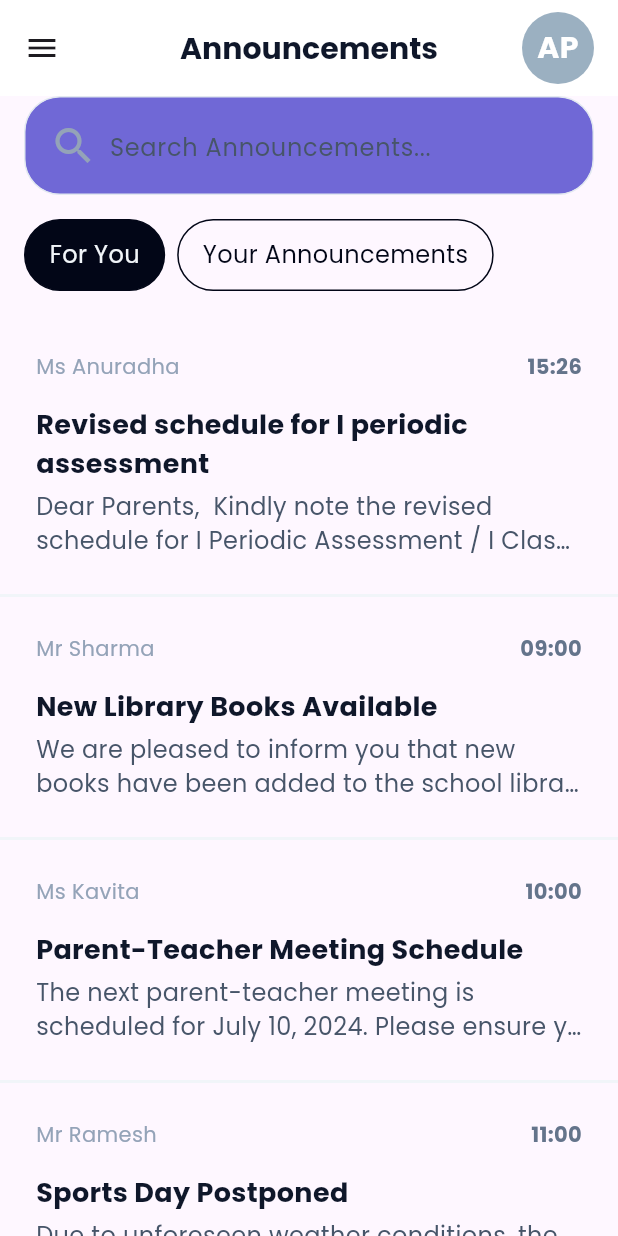
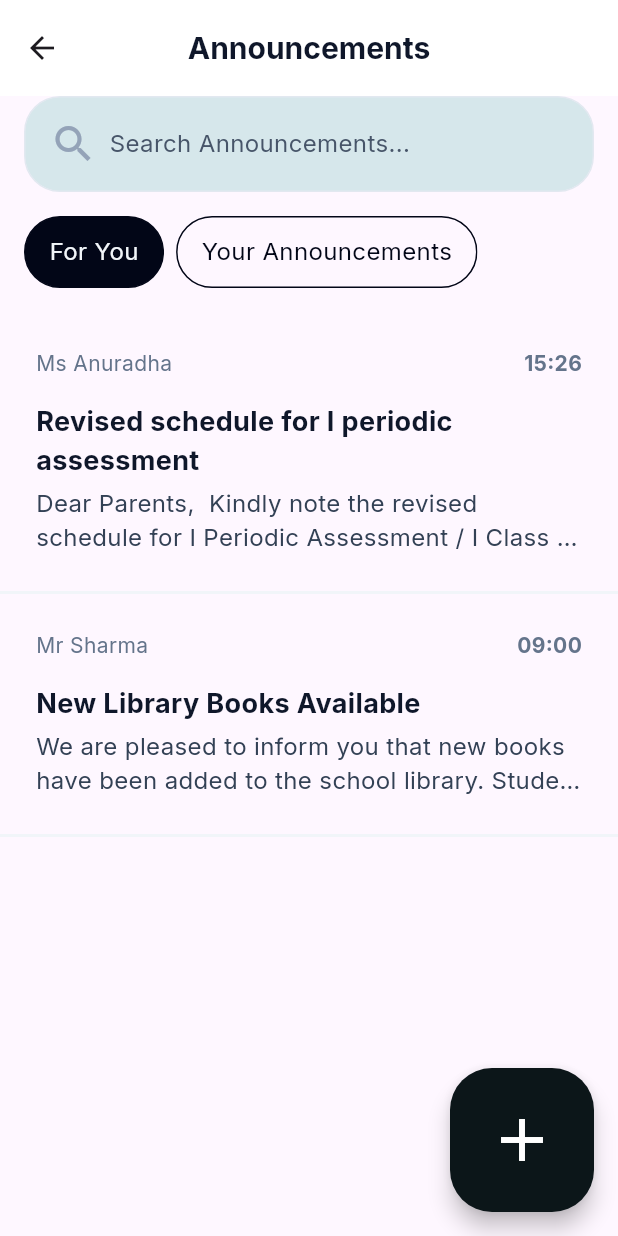
Before and after one commit to Aadv1k/Project_CampusPilot, a Flutter app: the AnnouncementListView screen opened directly, on a phone screen of 412 x 824 dp. Run offline on Flutter 3.47's test engine with Material 3 defaults, Android fonts, the phone set to English and light mode, and no system bars; our stand-ins replace flutter_otp_text_field, flutter_secure_storage, google_fonts, jwt_decoder, mask_text_input_formatter; accounts and stored records are empty.

Commit message:
Improve much of the UI

```diff
--- a/app/lib/components/announcement_card.dart
+++ b/app/lib/components/announcement_card.dart
@@ -60,7 +60,7 @@
                   children: [
                     Text(authorName,
                         style: const TextStyle(
-                            fontSize: FontSize.sm, color: Palette.slate400)),
+                            fontSize: FontSize.sm, color: Palette.slate500)),
                     Text(extractHourAndMinute(postedAt),
                         style: const TextStyle(
                             fontSize: FontSize.sm,
@@ -85,7 +85,7 @@
                         maxLines: 2,
                         overflow: TextOverflow.ellipsis,
                         style: const TextStyle(
-                            color: Palette.slate600, fontSize: FontSize.base))
+                            color: Palette.slate700, fontSize: FontSize.base))
                   ],
                 )
               ],
--- a/app/lib/models/user_model.dart
+++ b/app/lib/models/user_model.dart
@@ -1,5 +1,3 @@
-import 'package:app/common/phone_number.dart';
-
 class UserModel {
   final String userId;
   final String fullName;
@@ -12,8 +10,7 @@
 }
 
 class UserLoginDetails {
-  CountryCode phoneCountryCode;
   String phoneNumber;
 
-  UserLoginDetails(this.phoneCountryCode, this.phoneNumber);
+  UserLoginDetails(this.phoneNumber);
 }
--- a/app/lib/utils/colors.dart
+++ b/app/lib/utils/colors.dart
@@ -36,15 +36,19 @@
 
   static const Color lightBlue = Color(0xFFB1AFFF);
 
-  static const Color primary = Color(0xFF121315);
-  static const Color secondary = Color(0xFF7068d6);
+  static const Color primary = Color(0xFF0C1619);
+  static const Color secondary = Palette.slate100;
+
+  static const Color backgroundColor = Color(0xFFF6F5F8);
+
 
   static const Color accentLight = Color(0xFFe2e1f7);
 
   static const Color danger = Color(0xFFef4444);
   static const Color bgDanger = Color(0xFFfca5a5);
 
-  static const Color bgSecondary = Color(0xFFE2E8F0);
+  static const Color bgSecondary = Color(0xFFD6E7EB);
+
   static const Color divider = Color(0xFFe5e7eb);
 
 
--- a/app/lib/views/announcement_list_view.dart
+++ b/app/lib/views/announcement_list_view.dart
@@ -1,20 +1,57 @@
+import 'package:app/views/announcement_create_view.dart';
+import 'package:flutter/material.dart';
 import 'package:app/components/announcement_card.dart';
 import 'package:app/components/button.dart';
 import 'package:app/models/announcement.dart';
 import 'package:app/utils/colors.dart';
 import 'package:app/utils/sizes.dart';
-import 'package:flutter/material.dart';
 
 class AnnouncementListView extends StatefulWidget {
-  const AnnouncementListView({
-    super.key,
-  });
+  const AnnouncementListView({super.key});
 
   @override
   State<AnnouncementListView> createState() => _AnnouncementListViewState();
 }
 
-List<Announcement> mockAnnouncementData = [
+class _AnnouncementListViewState extends State<AnnouncementListView> {
+  bool searchActive = false;
+  bool isForYou = true;
+  bool isLoading = false;
+  bool forYouLoaded = false;
+  bool yourAnnouncementsLoaded = false;
+
+  List<Announcement> forYouAnnouncements = [];
+  List<Announcement> yourAnnouncements = [];
+
+  @override
+  void initState() {
+    super.initState();
+    _loadAnnouncements(isForYou);
+  }
+
+  void _toggleSearchActive(bool to) {
+    setState(() {
+      searchActive = to;
+    });
+  }
+
+  void _toggleTab(bool forYou) {
+    setState(() {
+      isForYou = forYou;
+      if ((forYou && !forYouLoaded) || (!forYou && !yourAnnouncementsLoaded)) {
+        isLoading = true;
+        _loadAnnouncements(forYou);
+      }
+    });
+  }
+
+  void _loadAnnouncements(bool forYou) {
+    // Simulate API call
+    Future.delayed(const Duration(seconds: 1), () {
+      setState(() {
+        if (forYou) {
+          forYouLoaded = true;
+          forYouAnnouncements = [
             Announcement(
               "c35d0c83-9130-40f0-a30c-a301224b0a90",
               "Revised schedule for I periodic assessment",
@@ -29,6 +66,10 @@
               "Mr Sharma",
               "2024-07-05T09:00:00.000Z",
             ),
+          ];
+        } else {
+          yourAnnouncementsLoaded = true;
+          yourAnnouncements = [
             Announcement(
               "f65a3b84-2f73-4956-9ef2-8e3f5f3e5f7b",
               "Parent-Teacher Meeting Schedule",
@@ -43,121 +84,77 @@
               "Mr Ramesh",
               "2024-07-05T11:00:00.000Z",
             ),
-  Announcement(
-    "h78e5e66-6f5d-4c3d-95d7-9a9f4f4e7a7b",
-    "Annual Science Fair",
-    "The Annual Science Fair will be held on July 25, 2024. Students are encouraged to participate and showcase their innovative projects.",
-    "Dr. Mehta",
-    "2024-07-05T12:00:00.000Z",
-  ),
-  Announcement(
-    "i23f6f77-7f6e-4d4e-96e8-8b9e5f5e8b8c",
-    "Exam Schedule Released",
-    "The final exam schedule for all grades has been released. Please check the notice board or the school website for detailed information.",
-    "Mrs. Patel",
-    "2024-07-05T13:00:00.000Z",
-  ),
-  Announcement(
-    "k45h9h99-4d8b-43e1-bc1f-6c6e3c3c5c5d",
-    "New Extracurricular Activities",
-    "New extracurricular activities, including music, dance, and painting classes, will begin from next month. Interested students, please enroll at the earliest.",
-    "Ms. Ananya",
-    "2024-07-06T15:00:00.000Z",
-  ),
-  Announcement(
-    "l56i0i00-5a9f-47c2-bf1e-7b7f4b4b6b6e",
-    "Upcoming Field Trip",
-    "A field trip to the local botanical garden is scheduled for July 15, 2024. Permission slips will be distributed shortly.",
-    "Mr. Varun",
-    "2024-07-07T09:00:00.000Z",
-  ),
-  Announcement(
-    "m67j1j11-6b0e-48d3-aa2d-8d8c5d5d7d7f",
-    "Summer Vacation Notice",
-    "Please note that the school will remain closed for summer vacation from July 30 to August 15, 2024. Classes will resume on August 16, 2024.",
-    "Mrs. Sharma",
-    "2024-07-07T10:00:00.000Z",
-  ),
-  Announcement(
-    "n78k2k22-7c1f-49b4-bd3c-9e9d6e6e8e8g",
-    "Community Service Project",
-    "Students are encouraged to participate in a community service project to clean up the local park on July 12, 2024. Volunteers please register at the school office.",
-    "Mr. Anand",
-    "2024-07-07T11:00:00.000Z",
-  ),
           ];
-
-class _AnnouncementListViewState extends State<AnnouncementListView> {
-  List<Announcement> data = mockAnnouncementData;
-  String searchText = "";
-  bool searchActive = false;
-  DateTime _lastInputTime = DateTime.now();
-
-  void _toggleSearchActive(bool to) {
-    setState(() {
-      searchActive = to;
+        }
+        isLoading = false;
       });
-  }
-
-  void _handleSearchInput(String? text) {
-    if (text == null) return;
-
-    final currentTime = DateTime.now();
-
-    if (currentTime.difference(_lastInputTime) == const Duration(seconds: 2)) {
-      setState(() {
-        _lastInputTime = currentTime;
-      });
-      return;
-    }
-
-    setState(() {
-      searchText = text;
     });
   }
 
   @override
   Widget build(BuildContext context) {
     return Scaffold(
-        appBar: searchActive ? SearchAppBar(onBack: () => _toggleSearchActive(false)) : const MainAppBar(),
-
+      appBar: searchActive
+        ? SearchAppBar(onBack: () => _toggleSearchActive(false))
+        : const MainAppBar(),
       body: Column(
         crossAxisAlignment: CrossAxisAlignment.start,
         children: [
-            SearchBar(onInput: _handleSearchInput, onTap: ()  => _toggleSearchActive(true), active: searchActive,),
-
-            // TODO: show search controls here as well, but that is too much work for now
-            searchActive ?  Container(height: Heights.sm, decoration: const BoxDecoration(
-              color: Palette.secondary,
-              borderRadius: BorderRadius.only(bottomLeft: Radius.circular(40), bottomRight: Radius.circular(40))
-            ),) : const TabControl(),
-
+          SearchBar(onTap: () => _toggleSearchActive(true), active: searchActive),
+          searchActive
+            ? Container(
+                decoration: const BoxDecoration(
+                  color: Palette.bgSecondary,
+                  borderRadius: BorderRadius.only(
+                    bottomLeft: Radius.circular(Radii.xxl),
+                    bottomRight: Radius.circular(Radii.xxl)
+                  ),
+                ),
+              )
+            : TabControl(
+                isForYou: isForYou,
+                onTabChange: _toggleTab,
+              ),
           Expanded(
-              child: ListView.builder(
-                  itemCount: mockAnnouncementData.length,
+            child: isLoading
+              ? const Center(child: CircularProgressIndicator())
+              : (isForYou && !forYouLoaded) || (!isForYou && !yourAnnouncementsLoaded)
+                ? const Center(child: Text("No data available"))
+                : ListView.builder(
+                    itemCount: isForYou ? forYouAnnouncements.length : yourAnnouncements.length,
                     scrollDirection: Axis.vertical,
                     shrinkWrap: true,
                     itemBuilder: (context, index) {
+                      final announcement = isForYou ? forYouAnnouncements[index] : yourAnnouncements[index];
                       return AnnouncementCard(
-                        mockAnnouncementData[index].id,
-                        mockAnnouncementData[index].title,
-                        mockAnnouncementData[index].body,
-                        mockAnnouncementData[index].authorName,
-                        mockAnnouncementData[index].postedAt);
-                  }),
+                        announcement.id,
+                        announcement.title,
+                        announcement.body,
+                        announcement.authorName,
+                        announcement.postedAt,
+                      );
+                    },
+                  ),
           )
         ],
-        ));
+      ),
+      floatingActionButton: FloatingActionButton.large(
+        onPressed: () {
+          Navigator.push(context,
+            MaterialPageRoute(builder: (context) => const AnnouncementCreateView()),
+          );
+        },
+        backgroundColor: Palette.primary,
+        child: const Icon(Icons.add, size: Widths.lg, color: Colors.white),
+      ),
+    );
   }
 }
 
 class SearchAppBar extends StatelessWidget implements PreferredSizeWidget {
   final VoidCallback onBack;
 
-  const SearchAppBar({
-    required this.onBack,
-    super.key,
-  });
+  const SearchAppBar({required this.onBack, super.key});
 
   @override
   Size get preferredSize => const Size.fromHeight(Heights.lg);
@@ -166,7 +163,7 @@
   Widget build(BuildContext context) {
     return AppBar(
       scrolledUnderElevation: 0.0,
-      backgroundColor: Palette.secondary,
+      backgroundColor: Palette.bgSecondary,
       leading: IconButton(
         icon: const Icon(Icons.arrow_back),
         onPressed: onBack,
@@ -175,12 +172,8 @@
   }
 }
 
-
-
 class MainAppBar extends StatelessWidget implements PreferredSizeWidget {
-  const MainAppBar({
-    super.key,
-  });
+  const MainAppBar({super.key});
 
   @override
   Size get preferredSize => const Size.fromHeight(Heights.xl);
@@ -189,203 +182,100 @@
   Widget build(BuildContext context) {
     return AppBar(
       toolbarHeight: Heights.xl,
-      leading: IconButton(onPressed: () => {}, icon: const Icon(Icons.menu)),
-      actions: [
-        Padding(
-          padding: const EdgeInsets.symmetric(horizontal: Spacing.md),
-          child: UserProfileButton(
-            profileInitials: "AP",
-            size: Widths.lg,
-          ),
-        ),
-      ],
       centerTitle: true,
       title: const Text(
         "Announcements",
         style: TextStyle(
           color: Palette.slate900,
           fontWeight: FontWeight.bold,
-            fontSize: FontSize.lg),
+          fontSize: FontSize.lg,
+        ),
       ),
       backgroundColor: Palette.white,
     );
   }
 }
 
-class SearchChip extends StatelessWidget {
-  final String text;
-  final bool isActive;
+class TabControl extends StatelessWidget {
+  final bool isForYou;
+  final Function(bool) onTabChange;
 
-  const SearchChip({
-    required this.text,
-    this.isActive = false,
-    Key? key,
-  }) : super(key: key);
-
-  @override
-  Widget build(BuildContext context) {
-    Color? fillColor = isActive ? Palette.primary : Palette.secondary;
-    Color? textColor = isActive ? Palette.slate100 : Palette.primary;
-
-    return ActionChip(
-      backgroundColor: fillColor,
-      shape: RoundedRectangleBorder(
-        side: const BorderSide(color: Palette.gray950),
-        borderRadius: BorderRadius.circular(Radii.xl),
-      ),
-      label: Row(
-        mainAxisSize: MainAxisSize.min,
-        children: [
-          Text(text, style: TextStyle(color: textColor, fontSize: FontSize.sm)),
-          const SizedBox(width: Spacing.sm),
-          !isActive
-            ? const Icon(Icons.arrow_drop_down, color: Palette.slate800, size: Widths.sm)
-            : const SizedBox(height: Widths.sm),
-
-        ],
-      ),
-      onPressed: () {
-        // Handle chip press event
-      },
-    );
-  }
-}
-
-class SearchControl extends StatelessWidget {
-  const SearchControl({
-    super.key,
-  });
-
-  @override
-  Widget build(BuildContext context) {
-    return Container(
-      padding: const EdgeInsets.symmetric(horizontal: Spacing.md, vertical: Spacing.md),
-      decoration: const BoxDecoration(
-        color: Palette.secondary,
-        borderRadius: BorderRadius.only(bottomLeft: Radius.circular(35), bottomRight: Radius.circular(35))
-      ),
-      child: const Row(children: [
-        SearchChip(text: "Posted By", isActive: false),
-        SizedBox(width: Spacing.sm),
-        SearchChip(text: "Date"),
-      ]),
-    );
-  }
-}
-
-class TabControl extends StatelessWidget {
-  const TabControl({
-    super.key,
-  });
+  const TabControl({required this.isForYou, required this.onTabChange, super.key});
 
   @override
   Widget build(BuildContext context) {
     return Container(
       padding: const EdgeInsets.symmetric(horizontal: Spacing.md, vertical: Spacing.md),
       child: Row(children: [
-        TabButton("For You", true, () => {}),
+        TabButton("For You", isForYou, () => onTabChange(true)),
         const SizedBox(width: Spacing.sm),
-        TabButton("Your Announcements", false, () => {})
+        TabButton("Your Announcements", !isForYou, () => onTabChange(false))
       ]),
     );
   }
 }
 
 class TabButton extends StatelessWidget {
-  const TabButton(this.text, this.selected, this.onTap, {super.key});
-
   final String text;
   final bool selected;
-  final void Function() onTap;
+  final VoidCallback onTap;
+
+  const TabButton(this.text, this.selected, this.onTap, {super.key});
 
   @override
   Widget build(BuildContext context) {
-    return GestureDetector(
-      onTap: onTap,
-      child: Container(
+    return Material(
+      color: Colors.transparent,
+      child: Ink(
         height: Heights.lg,
         decoration: BoxDecoration(
           border: Border.all(color: Palette.slate950, width: 1.0),
           color: selected ? Palette.slate950 : null,
-              borderRadius: BorderRadius.circular(Radii.xl)),
+          borderRadius: BorderRadius.circular(Radii.xl),
+        ),
+        child: InkWell(
+          onTap: onTap,
+          borderRadius: BorderRadius.circular(Radii.xl),
           child: Padding(
             padding: const EdgeInsets.symmetric(horizontal: Spacing.md),
             child: Center(
-                child: Text(text,
+              child: Text(
+                text,
                 textAlign: TextAlign.center,
                 style: TextStyle(
                   fontSize: FontSize.base,
-                        color:
-                            selected ? Palette.slate100 : Palette.slate950))),
-          )),
+                  color: selected ? Palette.slate100 : Palette.slate950,
+                ),
+              ),
+            ),
+          ),
+        ),
+      ),
     );
   }
 }
 
-class SearchBar extends StatefulWidget {
-  final Function(String?) onInput;
-  final Function() onTap;
+class SearchBar extends StatelessWidget {
+  final VoidCallback onTap;
   final bool active;
 
-  const SearchBar({
-    required this.onInput,
-    required this.onTap,
-    this.active = false,
-    super.key,
-  });
-
-  @override
-  _SearchBarState createState() => _SearchBarState();
-}
-
-class _SearchBarState extends State<SearchBar> {
-  late FocusNode _focusNode;
-  late TextEditingController _controller;
-
-  @override
-  void initState() {
-    super.initState();
-    _focusNode = FocusNode();
-    _controller = TextEditingController();
-
-    _controller.addListener(() {
-      final String searchText = _controller.text.toLowerCase();
-      widget.onInput(searchText);
-    });
-  }
-
-  @override
-  void dispose() {
-    _focusNode.dispose();
-    _controller.dispose();
-    super.dispose();
-  }
+  const SearchBar({required this.onTap, this.active = false, super.key});
 
   @override
   Widget build(BuildContext context) {
     return Container(
-      margin: widget.active ? EdgeInsets.zero : const EdgeInsets.symmetric(horizontal: Spacing.md),
+      margin: active ? EdgeInsets.zero : const EdgeInsets.symmetric(horizontal: Spacing.md),
       padding: const EdgeInsets.symmetric(horizontal: Spacing.md, vertical: Spacing.sm),
+      height: !active ? Heights.xl : Heights.xxl,
       decoration: BoxDecoration(
-        color: Palette.secondary,
-        borderRadius: widget.active ? null : const BorderRadius.all(Radius.circular(Radii.xl)),
-        border: !widget.active ? Border.all(color: Palette.slate200, width: 1.0) : null,
+        color: Palette.bgSecondary,
+        borderRadius: active ? null : const BorderRadius.all(Radius.circular(Radii.xl)),
+        border: !active ? Border.all(color: Palette.slate200, width: 1.0) : null,
       ),
-      child: Row(
-        crossAxisAlignment: CrossAxisAlignment.center,
-        children: [
-          widget.active ? const SizedBox.shrink() : const Icon(Icons.search, color: Palette.slate400, size: Widths.md),
-          const SizedBox(width: Spacing.sm),
-          Expanded(
-            child: GestureDetector(
-              onTap: () {
-                widget.onTap();
-              },
-              child: TextField(
-                enabled: widget.active,
-                focusNode: _focusNode,
-                controller: _controller,
-                decoration: const InputDecoration(
+      child: active
+        ? const TextField(
+            autofocus: true,
+            decoration: InputDecoration(
               hintText: 'Search Announcements...',
               hintStyle: TextStyle(
                 color: Palette.slate600,
@@ -393,12 +283,24 @@
               ),
               border: InputBorder.none,
             ),
-                style: const TextStyle(color: Palette.slate800, fontSize: FontSize.md),
-              ),
+            style: TextStyle(color: Palette.slate800, fontSize: FontSize.base),
+          )
+        : GestureDetector(
+            onTap: onTap,
+            child: const Row(
+              children: [
+                Icon(Icons.search, color: Palette.slate400, size: Widths.md),
+                SizedBox(width: Spacing.sm),
+                Text(
+                  'Search Announcements...',
+                  style: TextStyle(
+                    color: Palette.slate600,
+                    fontSize: FontSize.base,
                   ),
                 ),
               ],
             ),
+          ),
     );
   }
 }
```
Also changed, not shown: app/lib/main.dart (+10 -8 lines), app/lib/views/announcement_readonly_view.dart (+4 -5 lines), app/lib/views/login_view.dart (+7 -5 lines), app/lib/views/onboarding/welcome_view.dart (added, +21 -0 lines), app/lib/views/otp_verify_view.dart (+7 -6 lines), app/lib/services/token_service.dart (line endings or trailing spaces), app/lib/views/onboarding/login_view.dart (added). Lines whose indentation alone changed are shown as unchanged.
